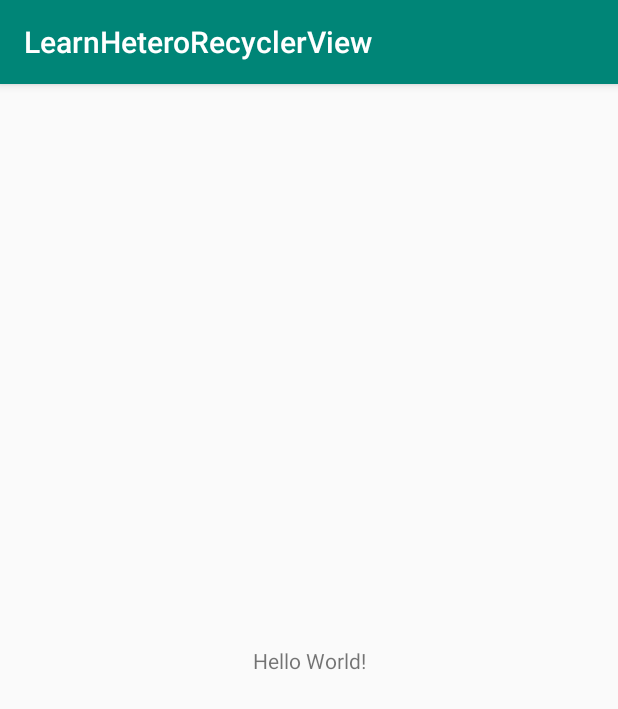
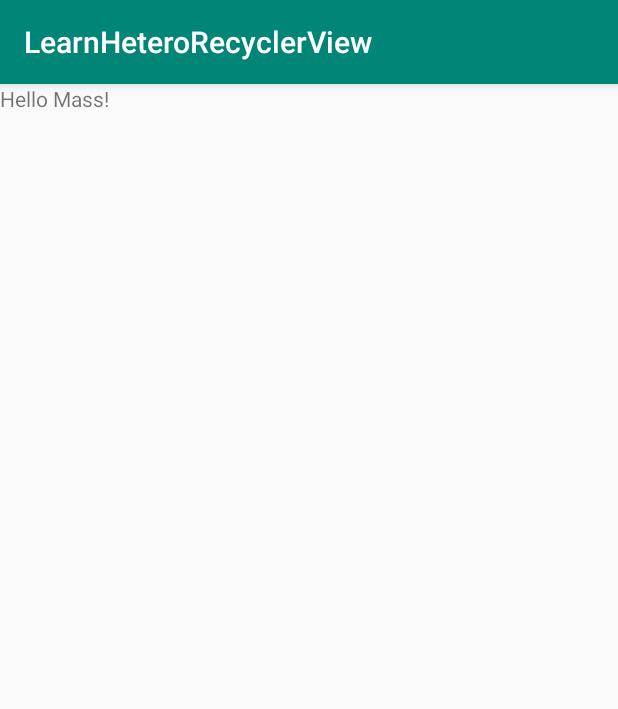
Before and after one commit to TheAkash2002/LearnHeteroRecyclerView, an Android app: the screen it shows after launch (MainActivity), on a phone screen of 412 x 824 dp. Shown: the top 709 px of the screen. Run offline under Robolectric (Android 15) with nearby library versions, the phone set to English and light mode, and no system bars.

Commit message:
Changed activity_main.xml

```diff
--- a/app/src/main/res/layout/activity_main.xml
+++ b/app/src/main/res/layout/activity_main.xml
@@ -1,18 +1,14 @@
 <?xml version="1.0" encoding="utf-8"?>
-<androidx.constraintlayout.widget.ConstraintLayout xmlns:android="http://schemas.android.com/apk/res/android"
+<LinearLayout
+    xmlns:android="http://schemas.android.com/apk/res/android"
     xmlns:app="http://schemas.android.com/apk/res-auto"
     xmlns:tools="http://schemas.android.com/tools"
     android:layout_width="match_parent"
-    android:layout_height="match_parent"
-    tools:context=".MainActivity">
+    android:layout_height="match_parent">
 
     <TextView
-        android:layout_width="wrap_content"
+        android:layout_width="match_parent"
         android:layout_height="wrap_content"
-        android:text="Hello World!"
-        app:layout_constraintBottom_toBottomOf="parent"
-        app:layout_constraintLeft_toLeftOf="parent"
-        app:layout_constraintRight_toRightOf="parent"
-        app:layout_constraintTop_toTopOf="parent" />
-
-</androidx.constraintlayout.widget.ConstraintLayout>
+        android:text="Hello Mass!">
+    </TextView>
+</LinearLayout>
```
